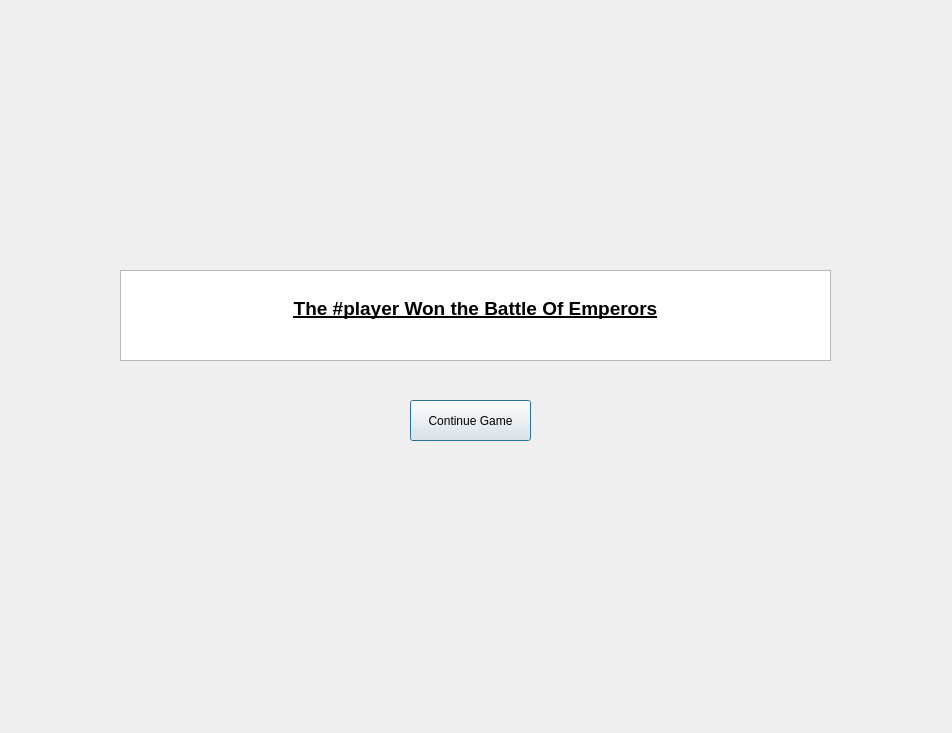
Before: the Qt Designer form Warwinner.ui in Matin0789/Condottiere-, drawn with Qt 5.
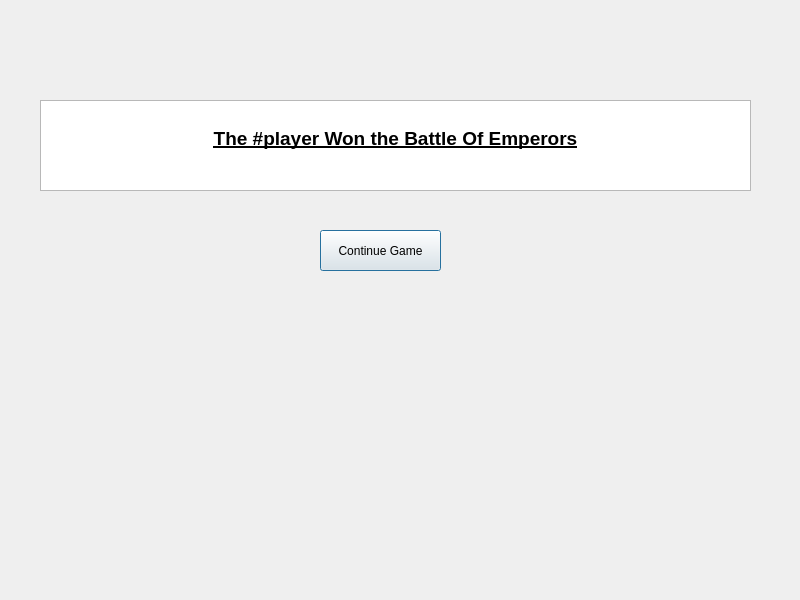
After: the same form once the commit is applied. Icons and pictures are not drawn.

```diff
--- a/Warwinner.ui
+++ b/Warwinner.ui
@@ -6,8 +6,8 @@
    <rect>
     <x>0</x>
     <y>0</y>
-    <width>952</width>
-    <height>733</height>
+    <width>800</width>
+    <height>600</height>
    </rect>
   </property>
   <property name="windowTitle">
@@ -19,8 +19,8 @@
   <widget class="QTextEdit" name="textEdit">
    <property name="geometry">
     <rect>
-     <x>120</x>
-     <y>270</y>
+     <x>40</x>
+     <y>100</y>
      <width>711</width>
      <height>91</height>
     </rect>
@@ -45,8 +45,8 @@
   <widget class="QPushButton" name="pushButton_3">
    <property name="geometry">
     <rect>
-     <x>410</x>
-     <y>400</y>
+     <x>320</x>
+     <y>230</y>
      <width>121</width>
      <height>41</height>
     </rect>
@@ -80,6 +80,25 @@
     <string>Continue Game</string>
    </property>
   </widget>
+  <widget class="QLabel" name="label">
+   <property name="geometry">
+    <rect>
+     <x>0</x>
+     <y>0</y>
+     <width>800</width>
+     <height>600</height>
+    </rect>
+   </property>
+   <property name="styleSheet">
+    <string notr="true">border-image: url(:/Description/Graphics/photos/pngtree-game-war-texture-background-image_784885.jpg);</string>
+   </property>
+   <property name="text">
+    <string/>
+   </property>
+  </widget>
+  <zorder>label</zorder>
+  <zorder>textEdit</zorder>
+  <zorder>pushButton_3</zorder>
  </widget>
  <resources/>
  <connections/>
```
